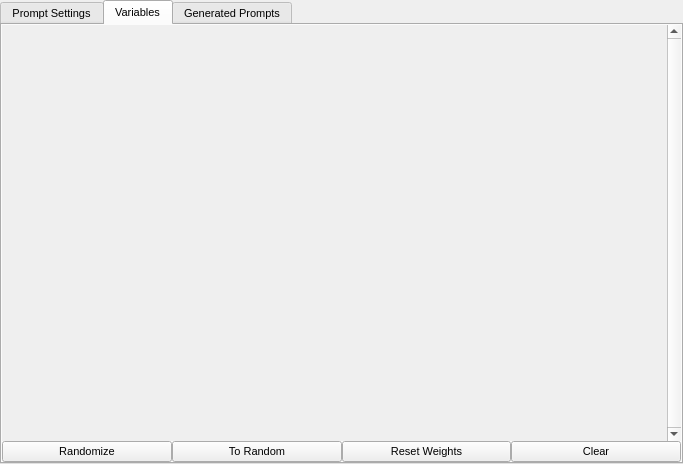
This is src/airunner/widgets/prompt_builder/templates/prompt_builder_form.ui in Capsize-Games/airunner as Qt 5 draws it before an edit. The edited form follows.
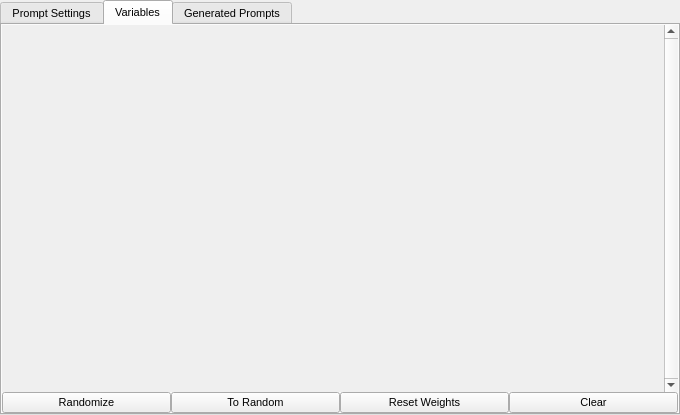
This is the edited form. The open tabs and pages were chosen to show the change.

What changed in the file:
```diff
--- a/src/airunner/widgets/prompt_builder/templates/prompt_builder_form.ui
+++ b/src/airunner/widgets/prompt_builder/templates/prompt_builder_form.ui
@@ -6,8 +6,8 @@
    <rect>
     <x>0</x>
     <y>0</y>
-    <width>683</width>
-    <height>464</height>
+    <width>680</width>
+    <height>415</height>
    </rect>
   </property>
   <property name="windowTitle">
@@ -42,8 +42,8 @@
        <rect>
         <x>0</x>
         <y>0</y>
-        <width>683</width>
-        <height>464</height>
+        <width>680</width>
+        <height>415</height>
        </rect>
       </property>
       <layout class="QGridLayout" name="gridLayout_5">
@@ -501,8 +501,8 @@
                  <rect>
                   <x>0</x>
                   <y>0</y>
-                  <width>663</width>
-                  <height>413</height>
+                  <width>660</width>
+                  <height>364</height>
                  </rect>
                 </property>
                </widget>
```
Left out of the diff: 4 changed lines with no effect on the pictures.
